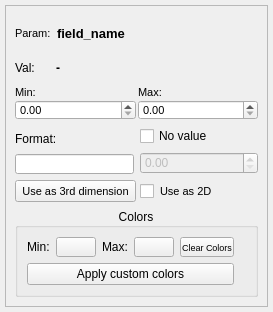
Before: the Qt Designer form widgets/SubstateDisplayWidget.ui in dmacri/OOpenCal-Viewer, drawn with Qt 5.
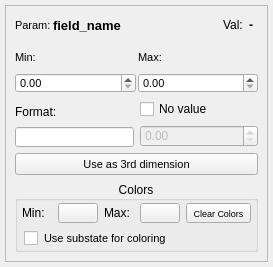
After: the same form once the commit is applied.

```diff
--- a/widgets/SubstateDisplayWidget.ui
+++ b/widgets/SubstateDisplayWidget.ui
@@ -7,7 +7,7 @@
     <x>0</x>
     <y>0</y>
     <width>273</width>
-    <height>312</height>
+    <height>267</height>
    </rect>
   </property>
   <property name="windowTitle">
@@ -84,25 +84,19 @@
           </property>
          </widget>
         </item>
-       </layout>
-      </item>
-      <item>
-       <layout class="QHBoxLayout" name="valueLayout">
-        <property name="spacing">
-         <number>2</number>
-        </property>
-        <property name="leftMargin">
-         <number>0</number>
-        </property>
-        <property name="topMargin">
-         <number>0</number>
-        </property>
-        <property name="rightMargin">
-         <number>0</number>
-        </property>
-        <property name="bottomMargin">
-         <number>0</number>
-        </property>
+        <item>
+         <spacer name="horizontalSpacer">
+          <property name="orientation">
+           <enum>Qt::Orientation::Horizontal</enum>
+          </property>
+          <property name="sizeHint" stdset="0">
+           <size>
+            <width>40</width>
+            <height>20</height>
+           </size>
+          </property>
+         </spacer>
+        </item>
         <item>
          <widget class="QLabel" name="valueTextLabel">
           <property name="maximumSize">
@@ -361,22 +355,6 @@
           </property>
          </widget>
         </item>
-        <item>
-         <widget class="QCheckBox" name="use2dButton">
-          <property name="maximumSize">
-           <size>
-            <width>16777215</width>
-            <height>22</height>
-           </size>
-          </property>
-          <property name="styleSheet">
-           <string notr="true">QCheckBox { font-size: 8pt; padding: 2px; }</string>
-          </property>
-          <property name="text">
-           <string>Use as 2D</string>
-          </property>
-         </widget>
-        </item>
        </layout>
       </item>
       <item>
@@ -391,21 +369,26 @@
          <bool>true</bool>
         </property>
         <layout class="QGridLayout" name="gridLayout">
-         <item row="0" column="2">
-          <widget class="QLabel" name="maxColorLabel">
-           <property name="maximumSize">
-            <size>
-             <width>30</width>
-             <height>16777215</height>
-            </size>
-           </property>
-           <property name="text">
-            <string>Max:</string>
-           </property>
-          </widget>
-         </item>
+         <property name="leftMargin">
+          <number>4</number>
+         </property>
+         <property name="topMargin">
+          <number>2</number>
+         </property>
+         <property name="rightMargin">
+          <number>4</number>
+         </property>
+         <property name="bottomMargin">
+          <number>2</number>
+         </property>
          <item row="0" column="4">
           <widget class="QPushButton" name="clearColorsButton">
+           <property name="sizePolicy">
+            <sizepolicy hsizetype="Minimum" vsizetype="Minimum">
+             <horstretch>0</horstretch>
+             <verstretch>0</verstretch>
+            </sizepolicy>
+           </property>
            <property name="maximumSize">
             <size>
              <width>16777215</width>
@@ -420,8 +403,33 @@
            </property>
           </widget>
          </item>
+         <item row="0" column="2">
+          <widget class="QLabel" name="maxColorLabel">
+           <property name="sizePolicy">
+            <sizepolicy hsizetype="Preferred" vsizetype="Minimum">
+             <horstretch>0</horstretch>
+             <verstretch>0</verstretch>
+            </sizepolicy>
+           </property>
+           <property name="maximumSize">
+            <size>
+             <width>30</width>
+             <height>16777215</height>
+            </size>
+           </property>
+           <property name="text">
+            <string>Max:</string>
+           </property>
+          </widget>
+         </item>
          <item row="0" column="1">
           <widget class="QPushButton" name="minColorButton">
+           <property name="sizePolicy">
+            <sizepolicy hsizetype="Minimum" vsizetype="Minimum">
+             <horstretch>0</horstretch>
+             <verstretch>0</verstretch>
+            </sizepolicy>
+           </property>
            <property name="maximumSize">
             <size>
              <width>40</width>
@@ -436,21 +444,14 @@
            </property>
           </widget>
          </item>
-         <item row="0" column="5">
-          <spacer name="colorsSpacer">
-           <property name="orientation">
-            <enum>Qt::Orientation::Horizontal</enum>
-           </property>
-           <property name="sizeHint" stdset="0">
-            <size>
-             <width>0</width>
-             <height>20</height>
-            </size>
-           </property>
-          </spacer>
-         </item>
          <item row="0" column="0">
           <widget class="QLabel" name="minColorLabel">
+           <property name="sizePolicy">
+            <sizepolicy hsizetype="Preferred" vsizetype="Minimum">
+             <horstretch>0</horstretch>
+             <verstretch>0</verstretch>
+            </sizepolicy>
+           </property>
            <property name="maximumSize">
             <size>
              <width>30</width>
@@ -462,8 +463,39 @@
            </property>
           </widget>
          </item>
+         <item row="1" column="0" colspan="5">
+          <widget class="QCheckBox" name="useForColorringCheckbox">
+           <property name="sizePolicy">
+            <sizepolicy hsizetype="Minimum" vsizetype="Minimum">
+             <horstretch>0</horstretch>
+             <verstretch>0</verstretch>
+            </sizepolicy>
+           </property>
+           <property name="maximumSize">
+            <size>
+             <width>16777215</width>
+             <height>22</height>
+            </size>
+           </property>
+           <property name="toolTip">
+            <string>&lt;html&gt;&lt;head/&gt;&lt;body&gt;&lt;p&gt;It is using the substate for colloring for both &lt;span style=&quot; font-weight:700;&quot;&gt;2D&lt;/span&gt; and &lt;span style=&quot; font-weight:700;&quot;&gt;3D&lt;/span&gt; mode.&lt;/p&gt;&lt;p&gt;&lt;br/&gt;&lt;/p&gt;&lt;p&gt;It uses default colorring from model (using the substate name).&lt;/p&gt;&lt;p&gt;Setting up: min, max, minColor and maxColor causes custom way of colorring&lt;/p&gt;&lt;/body&gt;&lt;/html&gt;</string>
+           </property>
+           <property name="styleSheet">
+            <string notr="true">QCheckBox { font-size: 8pt; padding: 2px; }</string>
+           </property>
+           <property name="text">
+            <string>Use substate for coloring</string>
+           </property>
+          </widget>
+         </item>
          <item row="0" column="3">
           <widget class="QPushButton" name="maxColorButton">
+           <property name="sizePolicy">
+            <sizepolicy hsizetype="Minimum" vsizetype="Minimum">
+             <horstretch>0</horstretch>
+             <verstretch>0</verstretch>
+            </sizepolicy>
+           </property>
            <property name="maximumSize">
             <size>
              <width>40</width>
@@ -478,13 +510,6 @@
            </property>
           </widget>
          </item>
-         <item row="1" column="0" colspan="5">
-          <widget class="QPushButton" name="applyCustomColorsPushButton">
-           <property name="text">
-            <string>Apply custom colors</string>
-           </property>
-          </widget>
-         </item>
         </layout>
        </widget>
       </item>
```
